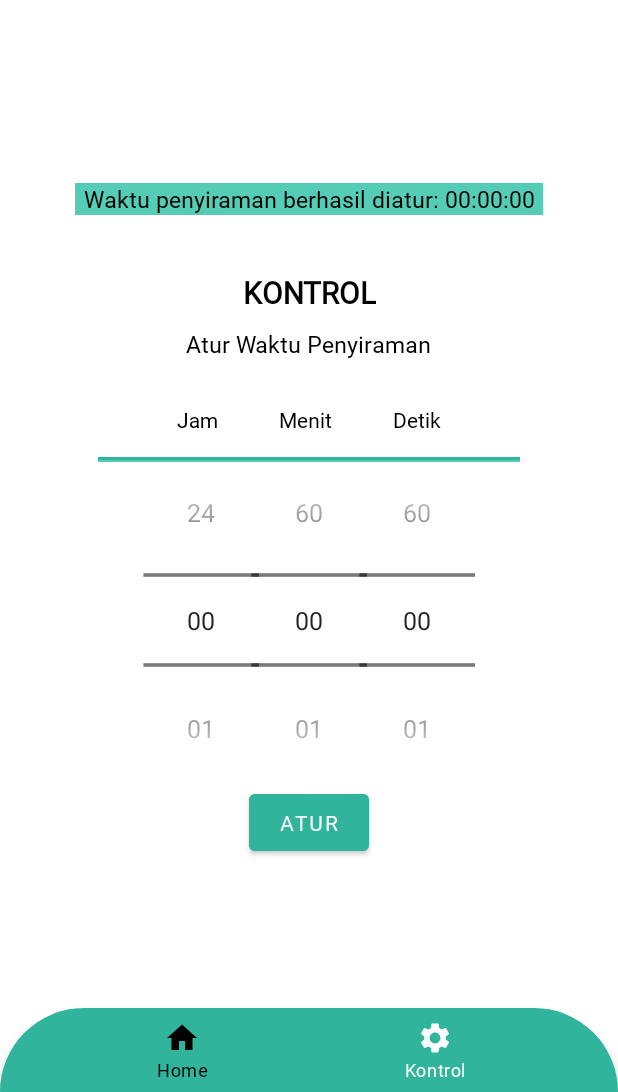
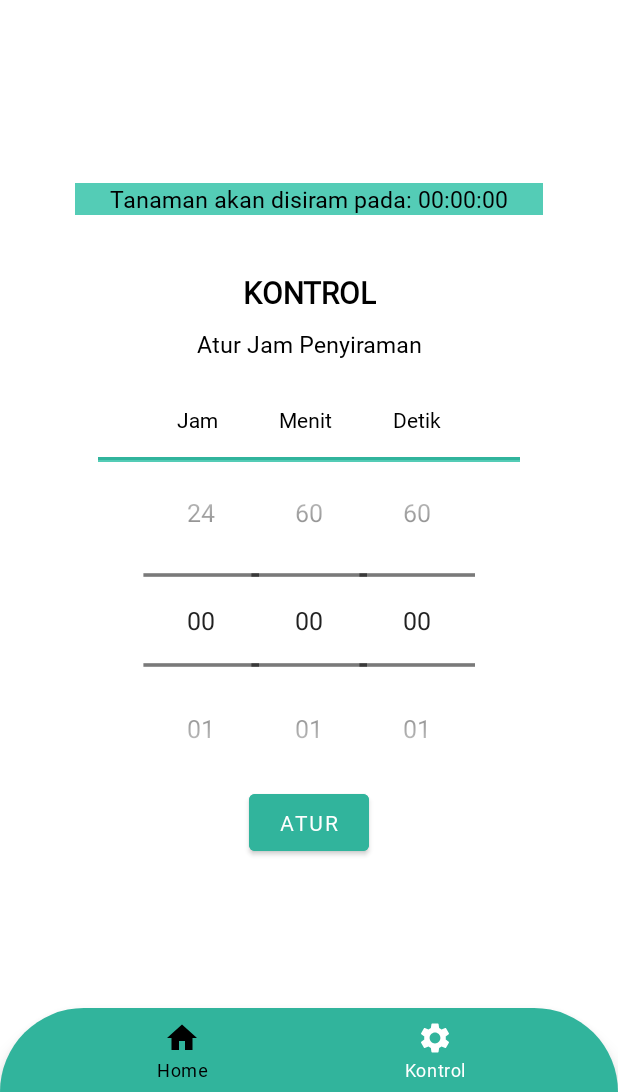
Before and after one commit to varydabe/otoponik_app, an Android app: the DashboardFragment screen opened through its navigation route, after a tap on "ATUR", on a phone screen of 412 x 824 dp, the part 144-1236 px from its top. Run offline under Robolectric (Android 15) with nearby library versions, the phone set to English and light mode, and no system bars; our stand-ins replace Firebase (no records; nobody signed in at launch, a user with empty details on screens opened directly), navigation-ui; 3 statements that could not run were skipped.

Commit message:
change view

```diff
--- a/app/src/main/java/com/github/otoponik/ui/dashboard/DashboardFragment.java
+++ b/app/src/main/java/com/github/otoponik/ui/dashboard/DashboardFragment.java
@@ -57,7 +57,7 @@ public class DashboardFragment extends Fragment {
                 Log.d("Menit : ", menit);
                 Log.d("Detik : ", detik);
 
-                waktu_set.setText("Waktu penyiraman berhasil diatur: " + jam + ":" + menit + ":" + detik);
+                waktu_set.setText("Tanaman akan disiram pada: " + jam + ":" + menit + ":" + detik);
 
                 // Write to database WaktuPenyiraman
                 writeToFirebase();
--- a/app/src/main/res/layout/fragment_dashboard.xml
+++ b/app/src/main/res/layout/fragment_dashboard.xml
@@ -44,7 +44,7 @@
         android:textAlignment="center"
         android:textSize="15sp"
         android:textColor="@color/black"
-        android:text="Atur Waktu Penyiraman"
+        android:text="Atur Jam Penyiraman"
         />
 
     <LinearLayout
```
